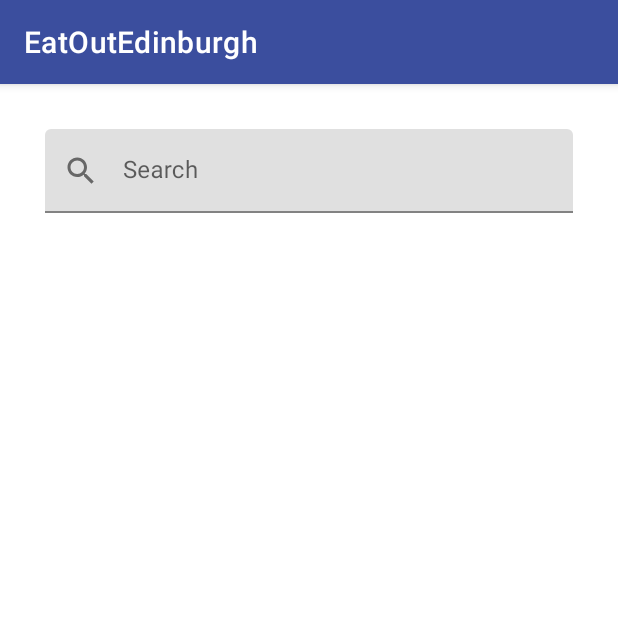
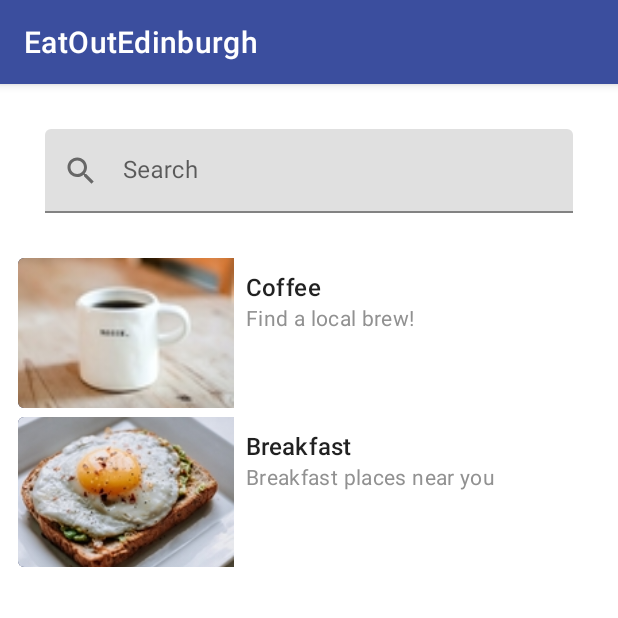
Before and after one commit to yossaj/eat-oot-edin, an Android app: the screen it shows after launch (MainActivity), on a phone screen of 412 x 824 dp, the top half of it. Run offline under Robolectric (Android 15) with nearby library versions, the phone set to English and light mode, and no system bars; our stand-ins replace Dagger/Hilt's generated code, Picasso, data binding; libraries missing offline, so code that uses them is left out: androidx.hilt, androidx.hilt.lifecycle; pictures from the network do not load; 2 statements that could not run were skipped.

Commit message:
inital placeholders added for restaurant rc

```diff
--- a/app/src/main/java/com/example/eatoutedinburgh/data/MainRepository.kt
+++ b/app/src/main/java/com/example/eatoutedinburgh/data/MainRepository.kt
@@ -61,8 +61,10 @@ class MainRepository constructor( private val restaurantApi: RestaurantApi) {
                 }
             }
         }
+    }
 
-
+    fun clearRestaurantList(){
+            restaurantList.postValue(emptyList())
     }
 
 }
--- a/app/src/main/java/com/example/eatoutedinburgh/ui/main/CollectionAdapter.kt
+++ b/app/src/main/java/com/example/eatoutedinburgh/ui/main/CollectionAdapter.kt
@@ -18,7 +18,6 @@ class CollectionAdapter : ListAdapter<Collection, CollectionViewHolder>(Collecti
     override fun onBindViewHolder(holder : CollectionViewHolder, position : Int) {
         val restaurant = getItem(position)
         holder.bind(restaurant)
-
     }
 
     class CollectionDiffCallback : DiffUtil.ItemCallback<Collection>(){
--- a/app/src/main/java/com/example/eatoutedinburgh/ui/main/FrontPageFragment.kt
+++ b/app/src/main/java/com/example/eatoutedinburgh/ui/main/FrontPageFragment.kt
@@ -2,6 +2,7 @@ package com.example.eatoutedinburgh.ui.main
 
 import android.animation.AnimatorSet
 import android.animation.ObjectAnimator
+import android.net.Uri
 import android.os.Bundle
 import android.util.Log
 import androidx.fragment.app.Fragment
@@ -13,6 +14,8 @@ import androidx.fragment.app.viewModels
 import androidx.lifecycle.Observer
 import androidx.recyclerview.widget.RecyclerView
 import androidx.recyclerview.widget.RecyclerView.*
+import com.example.eatoutedinburgh.R
+import com.example.eatoutedinburgh.data.models.Restaurant
 import com.example.eatoutedinburgh.databinding.FragmentFrontPageBinding
 import com.example.eatoutedinburgh.viewmodels.main.MainViewModel
 import dagger.hilt.android.AndroidEntryPoint
@@ -44,16 +47,26 @@ class FrontPageFragment : Fragment() {
 
         val restaurantAdapter = RestaurantAdapter()
         binding.restaurantRecyclerView.adapter = restaurantAdapter
+        restaurantAdapter.submitList(categoriesList())
         binding.searchBox.setOnKeyListener { v, keyCode, event ->
             val query = binding.textInputLayout.editText!!.text.toString()
             if(query.length >= 3){
                 viewModel.searchForRestaurants(query)
                 true
+            }else{
+                viewModel.clearResutaurantList()
+                restaurantAdapter.submitList(categoriesList())
             }
             false}
+
         viewModel.restaurants.observe(viewLifecycleOwner, Observer { restaurants ->
-           restaurantAdapter.submitList(restaurants)
+            if(restaurants.size > 0){
+                restaurantAdapter.submitList(restaurants)
+            }
+
+
         })
+
         shrinkRecyclerViewOnScroll(binding)
         return binding.root
     }
@@ -106,6 +119,18 @@ class FrontPageFragment : Fragment() {
         })
     }
 
+    fun categoriesList() : List<Restaurant>{
+        val coffee = prepareDrawable(R.drawable.coffee)
+        val coffeeItem = Restaurant(-1, "Coffee","Find a local brew!", "10",  coffee)
+        val breakfast = prepareDrawable(R.drawable.breakfast)
+        val breakfastItem = Restaurant(-1, "Breakfast", "Breakfast places near you", "10", breakfast)
+        return listOf(coffeeItem, breakfastItem)
+    }
+
+    fun prepareDrawable(drawable : Int) : String{
+        return Uri.parse("android.resource://com.example.eatoutedinburgh/" + drawable).toString()
+    }
+
 
 
 }
--- a/app/src/main/java/com/example/eatoutedinburgh/ui/main/RestaurantViewHolder.kt
+++ b/app/src/main/java/com/example/eatoutedinburgh/ui/main/RestaurantViewHolder.kt
@@ -10,9 +10,15 @@ class RestaurantViewHolder(val binding : RestaurantItemCardsBinding) : RecyclerV
 
     fun bind(restaurant : Restaurant){
         binding.restaurant = restaurant
-        if(restaurant.thumbnail.isNotBlank()){
+        if(restaurant.thumbnail.isNotBlank() && restaurant.id > 0){
             Picasso.get().load(restaurant.thumbnail).into(binding.restaurantThumbnail)
-        }else{
+        }else if(restaurant.id < 0){
+            val drawable = restaurant.thumbnail
+            Picasso.get().load(drawable).into(binding.restaurantThumbnail)
+            binding.restaurantArea.text = restaurant.url
+
+        }
+        else{
             Picasso.get().load(R.drawable.fork).into(binding.restaurantThumbnail)
         }
     }
--- a/app/src/main/java/com/example/eatoutedinburgh/viewmodels/main/MainViewModel.kt
+++ b/app/src/main/java/com/example/eatoutedinburgh/viewmodels/main/MainViewModel.kt
@@ -30,6 +30,10 @@ class MainViewModel @ViewModelInject constructor(
         mainRepository.loadCollections()
     }
 
+    fun clearResutaurantList(){
+        mainRepository.clearRestaurantList()
+    }
+
 
 
 }
--- a/app/src/main/res/layout/restaurant_item_cards.xml
+++ b/app/src/main/res/layout/restaurant_item_cards.xml
@@ -15,6 +15,9 @@
         android:layout_height="wrap_content"
         app:cardBackgroundColor="@android:color/transparent"
         app:cardElevation="0dp"
+        android:layout_marginBottom="@dimen/grid_restaurant_margin_botton"
+        android:layout_marginStart="@dimen/grid_spacing_small"
+        android:layout_marginEnd="@dimen/grid_spacing_small"
         app:cardPreventCornerOverlap="true">
 
         <LinearLayout
--- a/app/src/main/res/values/dimens.xml
+++ b/app/src/main/res/values/dimens.xml
@@ -4,16 +4,17 @@
 
 
     <dimen name="grid_spacing_large">30dp</dimen>
-    <dimen name="grid_spacing_small">22dp</dimen>
+    <dimen name="grid_spacing_small">12dp</dimen>
     <dimen name="grid_margin_top_first">72dp</dimen>
     <dimen name="grid_margin_top_second">56dp</dimen>
     <dimen name="grid_margin_top_third">152dp</dimen>
     <dimen name="grid_card_width_portrait">165dp</dimen>
     <dimen name="grid_card_height_portrait">247dp</dimen>
-    <dimen name="grid_card_width_landscape">188dp</dimen>
-    <dimen name="grid_card_height_landscape">140dp</dimen>
-    <dimen name="grid_card_width_landscape_restaurant">94dp</dimen>
-    <dimen name="grid_card_height_landscape_restaurant">70dp</dimen>
+    <dimen name="grid_card_width_landscape">140dp</dimen>
+    <dimen name="grid_card_height_landscape">70dp</dimen>
+    <dimen name="grid_card_width_landscape_restaurant">144dp</dimen>
+    <dimen name="grid_card_height_landscape_restaurant">100dp</dimen>
+    <dimen name="grid_restaurant_margin_botton">6dp</dimen>
 
     <dimen name="detail_text">16sp</dimen>
     <dimen name="sub_detail_text">4sp</dimen>
```
Also changed, not shown: app/src/main/res/layout/collection_card.xml (+9 -9 lines), app/src/main/res/drawable/breakfast.jpg (added), app/src/main/res/drawable/coffee.jpg (added), 1 other file.
